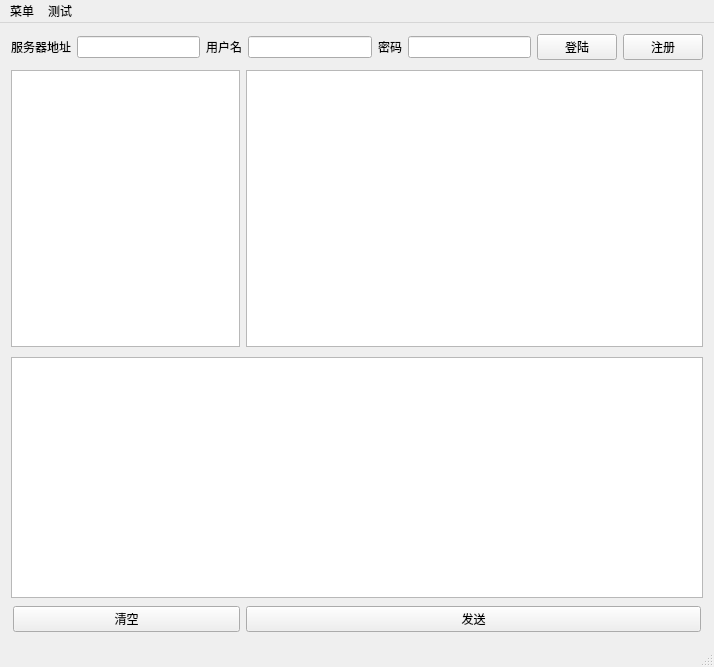
Qt form Client/ui/MainWindow.ui (Ricky-Hao/IMPK-Client) before a commit.
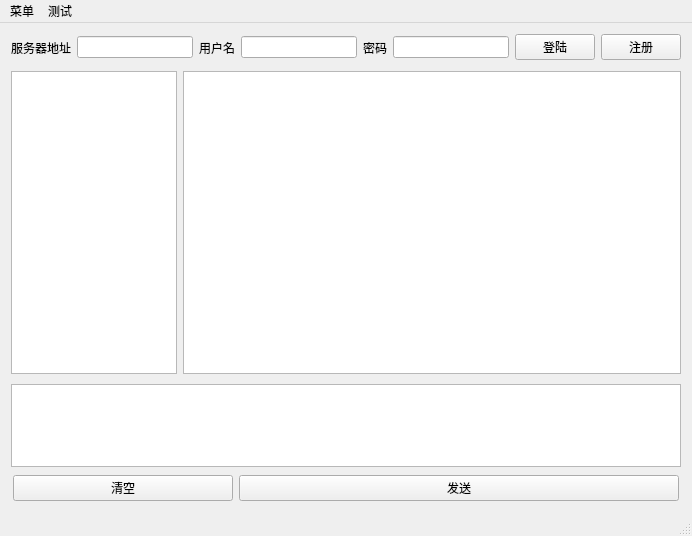
The same form after that commit. Icons and pictures are not drawn.

Patch:
```diff
--- a/Client/ui/MainWindow.ui
+++ b/Client/ui/MainWindow.ui
@@ -6,8 +6,8 @@
    <rect>
     <x>0</x>
     <y>0</y>
-    <width>714</width>
-    <height>667</height>
+    <width>692</width>
+    <height>536</height>
    </rect>
   </property>
   <property name="sizePolicy">
@@ -59,8 +59,14 @@
            <verstretch>4</verstretch>
           </sizepolicy>
          </property>
-         <property name="viewMode">
-          <enum>QListView::ListMode</enum>
+         <property name="uniformItemSizes">
+          <bool>true</bool>
+         </property>
+         <property name="wordWrap">
+          <bool>true</bool>
+         </property>
+         <property name="selectionRectVisible">
+          <bool>false</bool>
          </property>
         </widget>
        </item>
@@ -68,12 +74,12 @@
         <widget class="QListWidget" name="messageList">
          <property name="sizePolicy">
           <sizepolicy hsizetype="Expanding" vsizetype="Expanding">
-           <horstretch>2</horstretch>
+           <horstretch>3</horstretch>
            <verstretch>4</verstretch>
           </sizepolicy>
          </property>
-         <property name="textElideMode">
-          <enum>Qt::ElideLeft</enum>
+         <property name="uniformItemSizes">
+          <bool>true</bool>
          </property>
          <property name="wordWrap">
           <bool>true</bool>
@@ -88,7 +94,7 @@
       <property name="sizePolicy">
        <sizepolicy hsizetype="Expanding" vsizetype="Expanding">
         <horstretch>1</horstretch>
-        <verstretch>10</verstretch>
+        <verstretch>4</verstretch>
        </sizepolicy>
       </property>
       <layout class="QVBoxLayout" name="verticalLayout">
@@ -249,7 +255,7 @@
     <rect>
      <x>0</x>
      <y>0</y>
-     <width>714</width>
+     <width>692</width>
      <height>23</height>
     </rect>
    </property>
```
Left out of the diff: 11 changed lines with no effect on the pictures.
